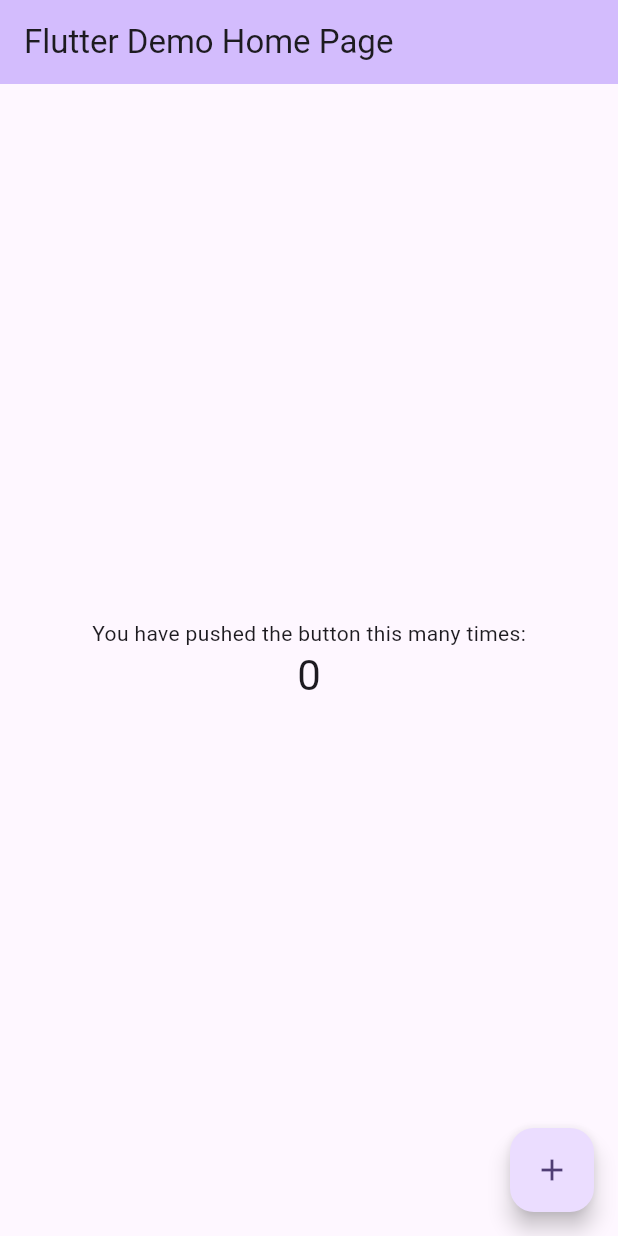
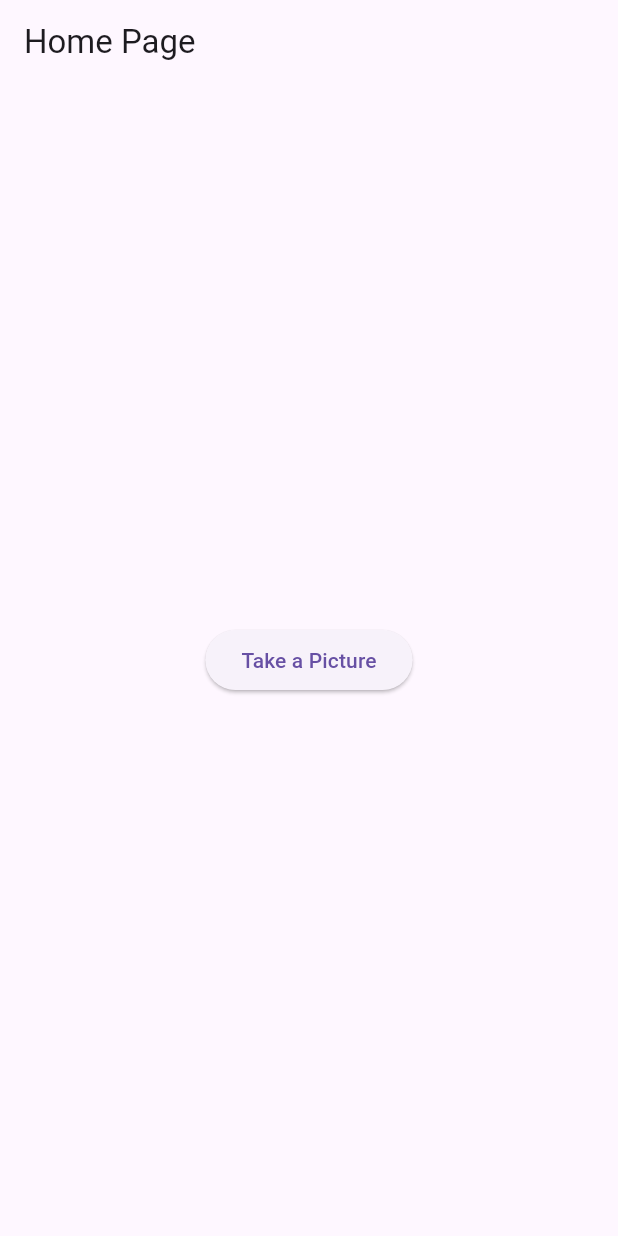
Before and after one commit to NehalH/Cortex-standalone, a Flutter app: the screen it shows after launch, on a phone screen of 412 x 824 dp. Run offline on Flutter 3.47's test engine with Material 3 defaults, Android fonts, the phone set to English and light mode, and no system bars; our stand-ins replace camera.

Commit message:
Add Feature:  image capture

```diff
--- a/lib/main.dart
+++ b/lib/main.dart
@@ -1,3 +1,4 @@
+import 'package:cortex/screens/home_page.dart';
 import 'package:flutter/material.dart';
 
 void main() {
@@ -5,121 +6,14 @@ void main() {
 }
 
 class MyApp extends StatelessWidget {
-  const MyApp({super.key});
+  const MyApp({Key? key}) : super(key: key);
 
-  // This widget is the root of your application.
   @override
   Widget build(BuildContext context) {
-    return MaterialApp(
-      title: 'Flutter Demo',
-      theme: ThemeData(
-        // This is the theme of your application.
-        //
-        // TRY THIS: Try running your application with "flutter run". You'll see
-        // the application has a blue toolbar. Then, without quitting the app,
-        // try changing the seedColor in the colorScheme below to Colors.green
-        // and then invoke "hot reload" (save your changes or press the "hot
-        // reload" button in a Flutter-supported IDE, or press "r" if you used
-        // the command line to start the app).
-        //
-        // Notice that the counter didn't reset back to zero; the application
-        // state is not lost during the reload. To reset the state, use hot
-        // restart instead.
-        //
-        // This works for code too, not just values: Most code changes can be
-        // tested with just a hot reload.
-        colorScheme: ColorScheme.fromSeed(seedColor: Colors.deepPurple),
-        useMaterial3: true,
-      ),
-      home: const MyHomePage(title: 'Flutter Demo Home Page'),
+    return const MaterialApp(
+      title: 'Cortex',
+      debugShowCheckedModeBanner: false,
+      home: HomePage(),
     );
   }
 }
-
-class MyHomePage extends StatefulWidget {
-  const MyHomePage({super.key, required this.title});
-
-  // This widget is the home page of your application. It is stateful, meaning
-  // that it has a State object (defined below) that contains fields that affect
-  // how it looks.
-
-  // This class is the configuration for the state. It holds the values (in this
-  // case the title) provided by the parent (in this case the App widget) and
-  // used by the build method of the State. Fields in a Widget subclass are
-  // always marked "final".
-
-  final String title;
-
-  @override
-  State<MyHomePage> createState() => _MyHomePageState();
-}
-
-class _MyHomePageState extends State<MyHomePage> {
-  int _counter = 0;
-
-  void _incrementCounter() {
-    setState(() {
-      // This call to setState tells the Flutter framework that something has
-      // changed in this State, which causes it to rerun the build method below
-      // so that the display can reflect the updated values. If we changed
-      // _counter without calling setState(), then the build method would not be
-      // called again, and so nothing would appear to happen.
-      _counter++;
-    });
-  }
-
-  @override
-  Widget build(BuildContext context) {
-    // This method is rerun every time setState is called, for instance as done
-    // by the _incrementCounter method above.
-    //
-    // The Flutter framework has been optimized to make rerunning build methods
-    // fast, so that you can just rebuild anything that needs updating rather
-    // than having to individually change instances of widgets.
-    return Scaffold(
-      appBar: AppBar(
-        // TRY THIS: Try changing the color here to a specific color (to
-        // Colors.amber, perhaps?) and trigger a hot reload to see the AppBar
-        // change color while the other colors stay the same.
-        backgroundColor: Theme.of(context).colorScheme.inversePrimary,
-        // Here we take the value from the MyHomePage object that was created by
-        // the App.build method, and use it to set our appbar title.
-        title: Text(widget.title),
-      ),
-      body: Center(
-        // Center is a layout widget. It takes a single child and positions it
-        // in the middle of the parent.
-        child: Column(
-          // Column is also a layout widget. It takes a list of children and
-          // arranges them vertically. By default, it sizes itself to fit its
-          // children horizontally, and tries to be as tall as its parent.
-          //
-          // Column has various properties to control how it sizes itself and
-          // how it positions its children. Here we use mainAxisAlignment to
-          // center the children vertically; the main axis here is the vertical
-          // axis because Columns are vertical (the cross axis would be
-          // horizontal).
-          //
-          // TRY THIS: Invoke "debug painting" (choose the "Toggle Debug Paint"
-          // action in the IDE, or press "p" in the console), to see the
-          // wireframe for each widget.
-          mainAxisAlignment: MainAxisAlignment.center,
-          children: <Widget>[
-            const Text(
-              'You have pushed the button this many times:',
-            ),
-            Text(
-              '$_counter',
-              style: Theme.of(context).textTheme.headlineMedium,
-            ),
-          ],
-        ),
-      ),
-      floatingActionButton: FloatingActionButton(
-        onPressed: _incrementCounter,
-        tooltip: 'Increment',
-        child: const Icon(Icons.add),
-      ), // This trailing comma makes auto-formatting nicer for build methods.
-    );
-  }
-}
--- /dev/null
+++ b/lib/screens/home_page.dart
@@ -0,0 +1,29 @@
+import 'package:camera/camera.dart';
+import 'package:cortex/screens/camera_page.dart';
+import 'package:flutter/material.dart';
+
+class HomePage extends StatefulWidget {
+  const HomePage({Key? key}) : super(key: key);
+
+  @override
+  State<HomePage> createState() => _HomePageState();
+}
+
+class _HomePageState extends State<HomePage> {
+  @override
+  Widget build(BuildContext context) {
+    return Scaffold(
+      appBar: AppBar(title: const Text("Home Page")),
+      body: SafeArea(
+        child: Center(
+            child: ElevatedButton(
+          onPressed: () async {
+            await availableCameras().then((value) => Navigator.push(context,
+                MaterialPageRoute(builder: (_) => CameraPage(cameras: value))));
+          },
+            child: const Text("Take a Picture"),
+        )),
+      ),
+    );
+  }
+}
--- /dev/null
+++ b/lib/screens/preview_page.dart
@@ -0,0 +1,23 @@
+import 'package:camera/camera.dart';
+import 'package:flutter/material.dart';
+import 'dart:io';
+
+class PreviewPage extends StatelessWidget {
+  const PreviewPage({Key? key, required this.picture}) : super(key: key);
+
+  final XFile picture;
+
+  @override
+  Widget build(BuildContext context) {
+    return Scaffold(
+      appBar: AppBar(title: const Text('Preview Page')),
+      body: Center(
+        child: Column(mainAxisSize: MainAxisSize.min, children: [
+          Image.file(File(picture.path), fit: BoxFit.cover, width: 250),
+          const SizedBox(height: 24),
+          Text(picture.name)
+        ]),
+      ),
+    );
+  }
+}
--- a/pubspec.yaml
+++ b/pubspec.yaml
@@ -35,6 +35,7 @@ dependencies:
   # The following adds the Cupertino Icons font to your application.
   # Use with the CupertinoIcons class for iOS style icons.
   cupertino_icons: ^1.0.2
+  camera: ^0.10.5+5
 
 dev_dependencies:
   flutter_test:
```
Also changed, not shown: lib/screens/camera_page.dart (added, +114 -0 lines), pubspec.lock, 1 other file.
